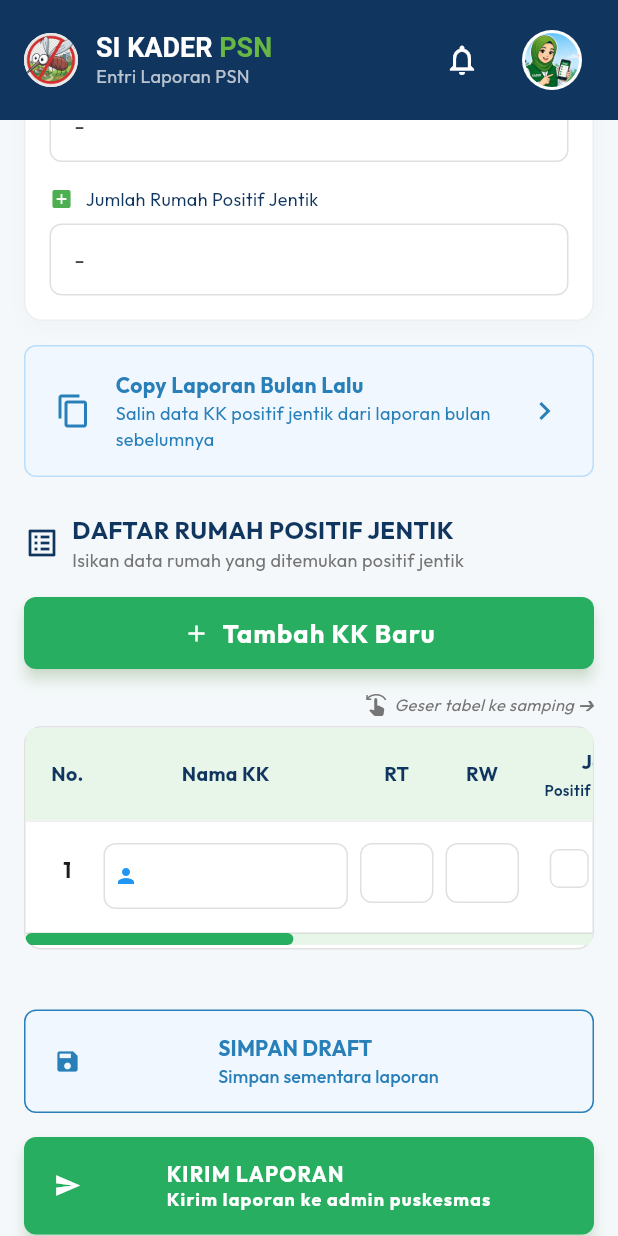
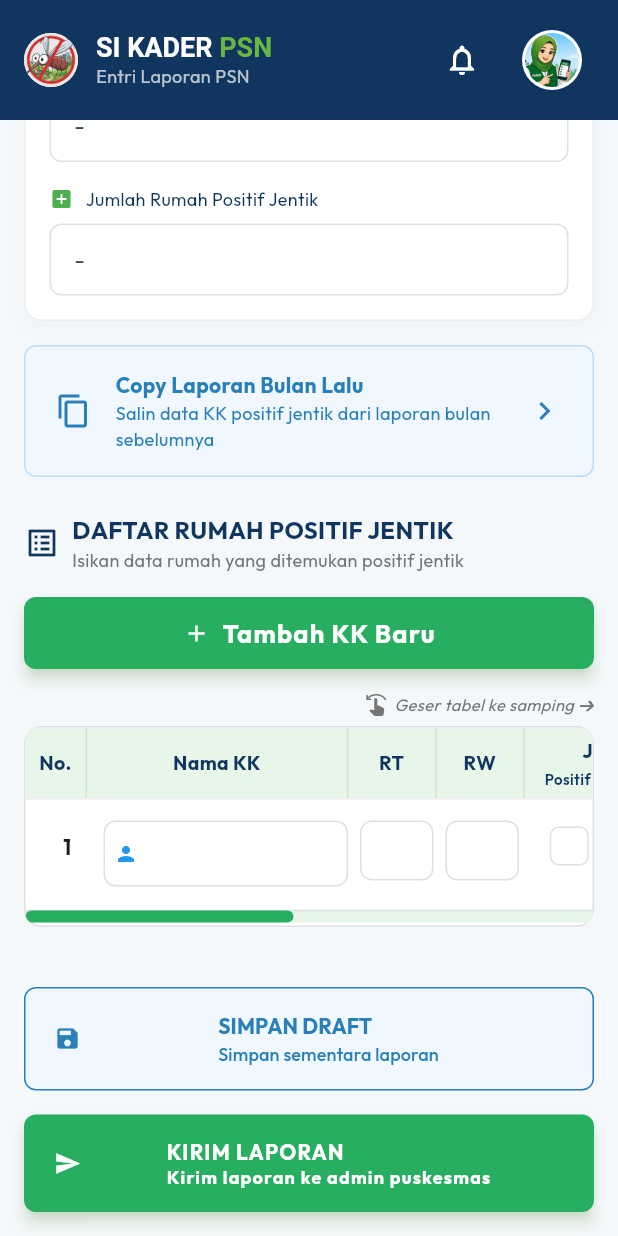
Before and after one commit to kiyerivia/sikadercantik, a Flutter app: the ReportFormScreen screen opened by its route, scrolled down 414 dp, on a phone screen of 412 x 824 dp. Run offline on Flutter 3.47's test engine with Material 3 defaults, Android fonts, the phone set to English and light mode, and no system bars; our stand-ins replace file_picker, fl_chart, flutter_dotenv, flutter_hooks, flutter_map, geolocator and 5 more; accounts and stored records are empty.

Commit message:
feat: add vertical dividers to report table and wrap rows with IntrinsicHeight

```diff
--- a/lib/features/report/report_form_screen.dart
+++ b/lib/features/report/report_form_screen.dart
@@ -1009,14 +1009,13 @@ class ReportFormScreen extends HookConsumerWidget {
                                   // Table Header
                                   Container(
                                     color: const Color(0xFFE8F5E9),
-                                    padding: const EdgeInsets.symmetric(
-                                      vertical: 12,
-                                      horizontal: 8,
-                                    ),
+                                    child: IntrinsicHeight(
                                       child: Row(
+                                        crossAxisAlignment: CrossAxisAlignment.stretch,
                                         children: [
                                           SizedBox(
                                             width: 40,
+                                            child: Center(
                                               child: Text(
                                                 'No.',
                                                 textAlign: TextAlign.center,
@@ -1027,8 +1026,11 @@ class ReportFormScreen extends HookConsumerWidget {
                                                 ),
                                               ),
                                             ),
+                                          ),
+                                          const VerticalDivider(width: 1, thickness: 1, color: Color(0xFFC8E6C9)),
                                           Expanded(
                                             flex: 3,
+                                            child: Center(
                                               child: Text(
                                                 'Nama KK',
                                                 textAlign: TextAlign.center,
@@ -1039,8 +1041,11 @@ class ReportFormScreen extends HookConsumerWidget {
                                                 ),
                                               ),
                                             ),
+                                          ),
+                                          const VerticalDivider(width: 1, thickness: 1, color: Color(0xFFC8E6C9)),
                                           Expanded(
                                             flex: 1,
+                                            child: Center(
                                               child: Text(
                                                 'RT',
                                                 textAlign: TextAlign.center,
@@ -1051,8 +1056,11 @@ class ReportFormScreen extends HookConsumerWidget {
                                                 ),
                                               ),
                                             ),
+                                          ),
+                                          const VerticalDivider(width: 1, thickness: 1, color: Color(0xFFC8E6C9)),
                                           Expanded(
                                             flex: 1,
+                                            child: Center(
                                               child: Text(
                                                 'RW',
                                                 textAlign: TextAlign.center,
@@ -1063,12 +1071,16 @@ class ReportFormScreen extends HookConsumerWidget {
                                                 ),
                                               ),
                                             ),
+                                          ),
+                                          const VerticalDivider(width: 1, thickness: 1, color: Color(0xFFC8E6C9)),
                                           Expanded(
                                             flex: 2,
                                             child: Column(
                                               mainAxisSize: MainAxisSize.min,
                                               children: [
-                                              Text(
+                                                Padding(
+                                                  padding: const EdgeInsets.only(top: 6.0),
+                                                  child: Text(
                                                     'Jentik',
                                                     textAlign: TextAlign.center,
                                                     style: GoogleFonts.outfit(
@@ -1077,6 +1089,7 @@ class ReportFormScreen extends HookConsumerWidget {
                                                       color: const Color(0xFF10365F),
                                                     ),
                                                   ),
+                                                ),
                                                 const SizedBox(height: 2),
                                                 Row(
                                                   children: [
@@ -1104,11 +1117,14 @@ class ReportFormScreen extends HookConsumerWidget {
                                                     ),
                                                   ],
                                                 ),
-                                            ],
-                                          ),
-                                        ),
+                                                const SizedBox(height: 6),
+                                              ],
+                                            ),
+                                          ),
+                                          const VerticalDivider(width: 1, thickness: 1, color: Color(0xFFC8E6C9)),
                                           Expanded(
                                             flex: 3,
+                                            child: Center(
                                               child: Text(
                                                 'Tempat Positif Jentik',
                                                 textAlign: TextAlign.center,
@@ -1119,8 +1135,11 @@ class ReportFormScreen extends HookConsumerWidget {
                                                 ),
                                               ),
                                             ),
+                                          ),
+                                          const VerticalDivider(width: 1, thickness: 1, color: Color(0xFFC8E6C9)),
                                           Expanded(
                                             flex: 2,
+                                            child: Center(
                                               child: Text(
                                                 'Jumlah Tempat Positif',
                                                 textAlign: TextAlign.center,
@@ -1131,8 +1150,11 @@ class ReportFormScreen extends HookConsumerWidget {
                                                 ),
                                               ),
                                             ),
+                                          ),
+                                          const VerticalDivider(width: 1, thickness: 1, color: Color(0xFFC8E6C9)),
                                           SizedBox(
                                             width: 60,
+                                            child: Center(
                                               child: Text(
                                                 'Aksi',
                                                 textAlign: TextAlign.center,
@@ -1143,7 +1165,9 @@ class ReportFormScreen extends HookConsumerWidget {
                                                 ),
                                               ),
                                             ),
-                                      ],
+                                          ),
+                                        ],
+                                      ),
                                     ),
                                   ),
                                   // Table Rows
```
Lines whose indentation alone changed are shown as unchanged.
